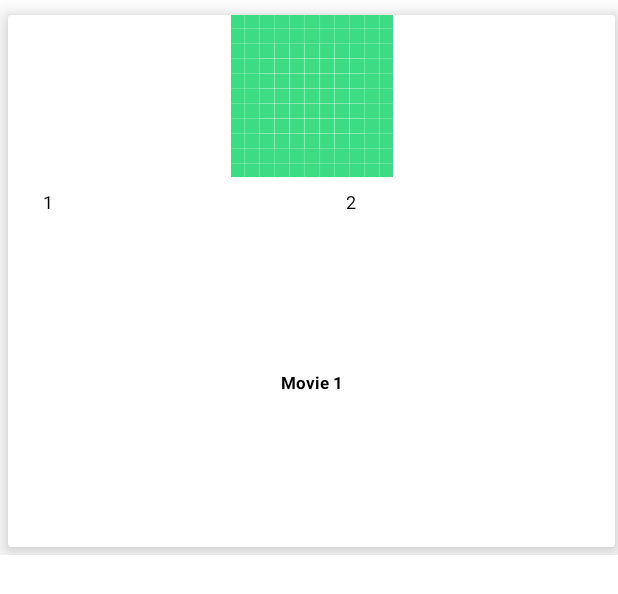
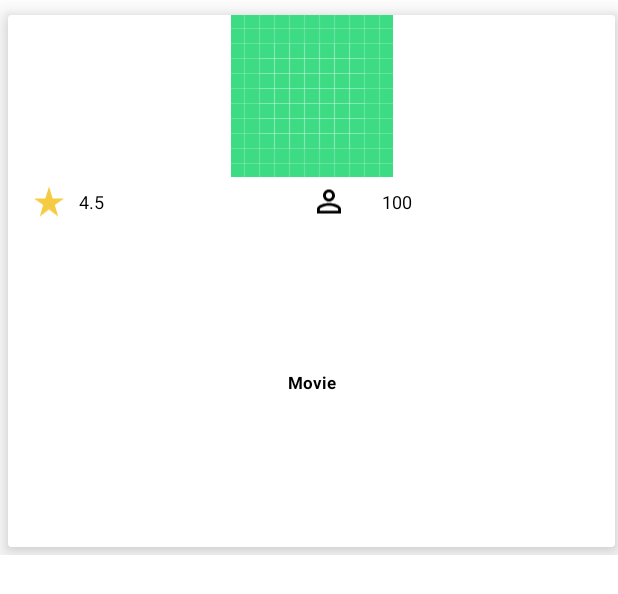
Before and after one commit to AmineBkd/themoviedb, an Android app: the layout item_movie.xml on its own in the app's theme, with its tools: preview values and no code run, on a phone screen of 412 x 824 dp. Shown: the top 594 px of the screen. Run offline under Robolectric (Android 15) with nearby library versions, the phone set to English and light mode, and no system bars.

Commit message:
FEAT - Add Icons to their respective values on RecyclerView

```diff
--- /dev/null
+++ b/app/src/main/res/drawable/baseline_person_outline_24.xml
@@ -0,0 +1,5 @@
+<vector android:height="24dp" android:tint="#000000"
+    android:viewportHeight="24" android:viewportWidth="24"
+    android:width="24dp" xmlns:android="http://schemas.android.com/apk/res/android">
+    <path android:fillColor="@android:color/white" android:pathData="M12,5.9c1.16,0 2.1,0.94 2.1,2.1s-0.94,2.1 -2.1,2.1S9.9,9.16 9.9,8s0.94,-2.1 2.1,-2.1m0,9c2.97,0 6.1,1.46 6.1,2.1v1.1L5.9,18.1L5.9,17c0,-0.64 3.13,-2.1 6.1,-2.1M12,4C9.79,4 8,5.79 8,8s1.79,4 4,4 4,-1.79 4,-4 -1.79,-4 -4,-4zM12,13c-2.67,0 -8,1.34 -8,4v3h16v-3c0,-2.66 -5.33,-4 -8,-4z"/>
+</vector>
--- /dev/null
+++ b/app/src/main/res/drawable/baseline_star_rate_24.xml
@@ -0,0 +1,5 @@
+<vector android:height="24dp" android:tint="#F5CB43"
+    android:viewportHeight="24" android:viewportWidth="24"
+    android:width="24dp" xmlns:android="http://schemas.android.com/apk/res/android">
+    <path android:fillColor="@android:color/white" android:pathData="M14.43,10l-2.43,-8l-2.43,8l-7.57,0l6.18,4.41l-2.35,7.59l6.17,-4.69l6.18,4.69l-2.35,-7.59l6.17,-4.41z"/>
+</vector>
--- a/app/src/main/res/layout/item_movie.xml
+++ b/app/src/main/res/layout/item_movie.xml
@@ -40,7 +40,8 @@
                     app:layout_constraintTop_toTopOf="parent"
                     app:layout_constraintLeft_toLeftOf="parent"
                     app:layout_constraintRight_toRightOf="parent"
-                    tools:src="@drawable/ic_launcher_background"/>
+                    tools:src="@drawable/ic_launcher_background"
+                    android:contentDescription="@string/movieimage" />
                 <LinearLayout
                     android:id="@+id/movieInformationLinearLayout"
                     app:layout_constraintTop_toBottomOf="@id/movieImage"
@@ -49,25 +50,43 @@
                     android:layout_height="wrap_content"
                     android:layout_width="match_parent"
                     android:orientation="horizontal">
+                    <LinearLayout
+                        android:layout_width="0dp"
+                        android:layout_weight="1"
+                        android:layout_height="wrap_content">
+                        <ImageView
+                            android:layout_width="wrap_content"
+                            android:layout_height="match_parent"
+                            android:layout_marginStart="15dp"
+                            android:src="@drawable/baseline_star_rate_24"
+                            android:contentDescription="@string/star_rating" />
                         <TextView
                             android:id="@+id/movieRating"
-                            android:layout_width="0dp"
-                            android:layout_weight="1"
-                            android:layout_height="wrap_content"
+                            android:layout_width="wrap_content"
+                            android:layout_height="match_parent"
                             android:padding="8dp"
-                            android:layout_marginStart="15dp"
                             android:text="@{String.valueOf(movie.voteAverage)}"
                             android:textColor="@android:color/black"
                             android:textSize="12sp"
                             app:layout_constraintLeft_toLeftOf="parent"
                             app:layout_constraintRight_toRightOf="parent"
                             app:layout_constraintTop_toBottomOf="@id/movieNameText"
-                            tools:text="1" />
+                            tools:text="4.5" />
+                    </LinearLayout>
+
+                    <LinearLayout
+                        android:layout_width="0dp"
+                        android:layout_weight="1"
+                        android:layout_height="wrap_content">
+                        <ImageView
+                            android:layout_width="wrap_content"
+                            android:layout_height="match_parent"
+                            android:src="@drawable/baseline_person_outline_24"
+                            android:contentDescription="@string/people_that_rated_the_movie" />
                         <TextView
                             android:id="@+id/movieVoteCount"
-                            android:layout_width="0dp"
-                            android:layout_weight="1"
-                            android:layout_height="wrap_content"
+                            android:layout_width="wrap_content"
+                            android:layout_height="match_parent"
                             android:padding="8dp"
                             android:layout_marginStart="15dp"
                             android:text="@{String.valueOf(movie.voteCount)}"
@@ -76,7 +95,8 @@
                             app:layout_constraintLeft_toLeftOf="parent"
                             app:layout_constraintRight_toRightOf="parent"
                             app:layout_constraintTop_toBottomOf="@id/movieNameText"
-                            tools:text="2" />
+                            tools:text="100" />
+                    </LinearLayout>
                 </LinearLayout>
 
                 <TextView
@@ -92,7 +112,7 @@
                     app:layout_constraintRight_toRightOf="parent"
                     app:layout_constraintBottom_toBottomOf="parent"
                     app:layout_constraintTop_toBottomOf="@id/movieInformationLinearLayout"
-                    tools:text="Movie 1" />
+                    tools:text="Movie" />
             </androidx.constraintlayout.widget.ConstraintLayout>
 
         </com.google.android.material.card.MaterialCardView>
--- a/app/src/main/res/values/strings.xml
+++ b/app/src/main/res/values/strings.xml
@@ -2,4 +2,7 @@
     <string name="app_name">themoviedb</string>
     <!-- TODO: Remove or change this placeholder text -->
     <string name="hello_blank_fragment">Hello blank fragment</string>
+    <string name="movieimage">movieImage</string>
+    <string name="star_rating">star rating</string>
+    <string name="people_that_rated_the_movie">People that rated the movie</string>
 </resources>
```
